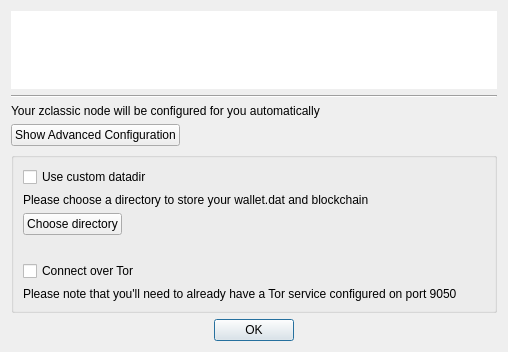
zkcoreorg/zcl-qt-wallet, file src/createzclassicconfdialog.ui: the form before one commit.
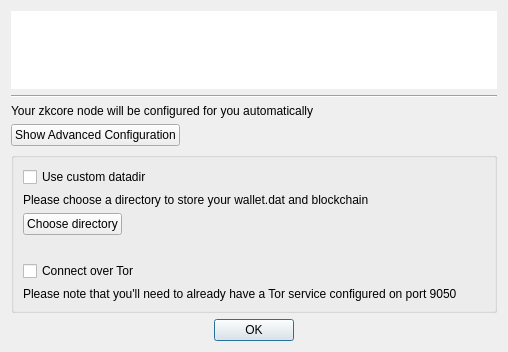
The form after the commit. Custom widgets are drawn as their Qt base class.

Commit message: make-it-zkcore

```diff
--- a/src/createzclassicconfdialog.ui
+++ b/src/createzclassicconfdialog.ui
@@ -83,7 +83,7 @@
    <item row="2" column="1">
     <widget class="QLabel" name="label">
      <property name="text">
-      <string>Your zclassic node will be configured for you automatically</string>
+      <string>Your zkcore node will be configured for you automatically</string>
      </property>
      <property name="alignment">
       <set>Qt::AlignLeading|Qt::AlignLeft|Qt::AlignVCenter</set>
```
Left out of the diff: 10 changed lines with no effect on the pictures. The commit also changes 65 other files.
